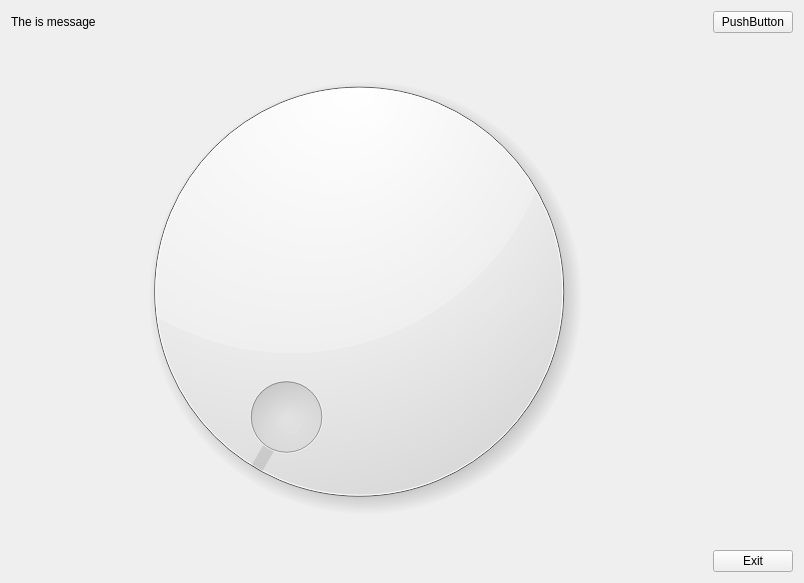
Before: the Qt Designer form template/pc_assistant/pc_assistant/pc_assistant.ui in a730470317/My_stm32, drawn with Qt 5.
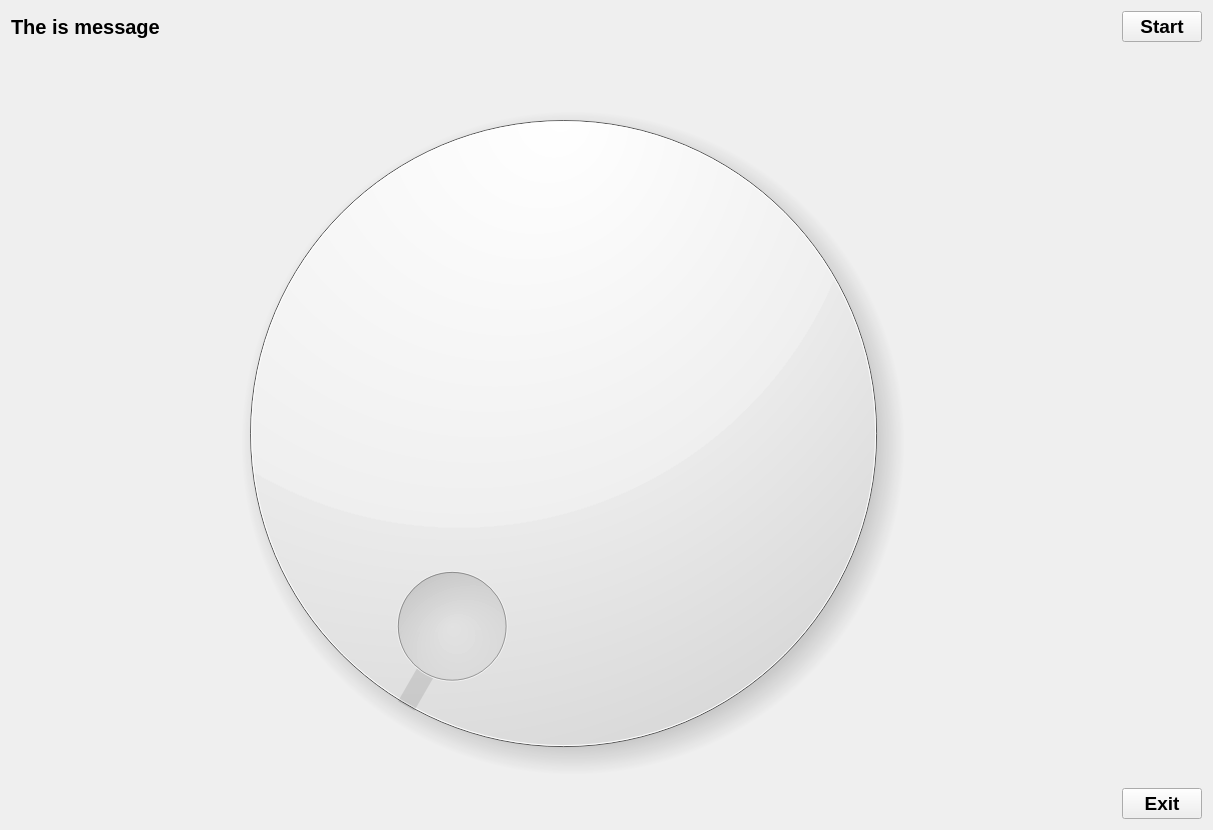
After: the same form once the commit is applied.

Patch:
```diff
--- a/template/pc_assistant/pc_assistant/pc_assistant.ui
+++ b/template/pc_assistant/pc_assistant/pc_assistant.ui
@@ -6,8 +6,8 @@
    <rect>
     <x>0</x>
     <y>0</y>
-    <width>804</width>
-    <height>583</height>
+    <width>1213</width>
+    <height>830</height>
    </rect>
   </property>
   <property name="windowTitle">
@@ -17,8 +17,15 @@
    <layout class="QGridLayout" name="gridLayout">
     <item row="0" column="2">
      <widget class="QPushButton" name="pushButton_start">
+      <property name="font">
+       <font>
+        <pointsize>14</pointsize>
+        <weight>75</weight>
+        <bold>true</bold>
+       </font>
+      </property>
       <property name="text">
-       <string>PushButton</string>
+       <string>Start</string>
       </property>
      </widget>
     </item>
@@ -37,6 +44,13 @@
     </item>
     <item row="2" column="2">
      <widget class="QPushButton" name="pushButton_exit">
+      <property name="font">
+       <font>
+        <pointsize>14</pointsize>
+        <weight>75</weight>
+        <bold>true</bold>
+       </font>
+      </property>
       <property name="text">
        <string>Exit</string>
       </property>
@@ -50,12 +64,19 @@
         <verstretch>0</verstretch>
        </sizepolicy>
       </property>
+      <property name="font">
+       <font>
+        <pointsize>15</pointsize>
+        <weight>75</weight>
+        <bold>true</bold>
+       </font>
+      </property>
       <property name="text">
        <string>The is message</string>
       </property>
      </widget>
     </item>
-    <item row="1" column="1">
+    <item row="1" column="1" rowspan="2">
      <widget class="QDial" name="dial_circle">
       <property name="sizePolicy">
        <sizepolicy hsizetype="Preferred" vsizetype="Expanding">
```
